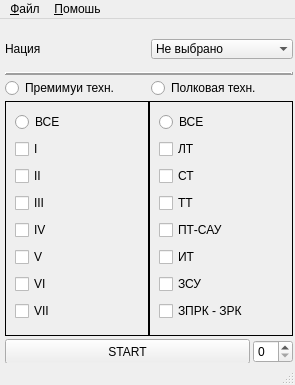
First picture: the form in test2/UI/test228.ui, repository xskak228/PythonProjects, before the edit.
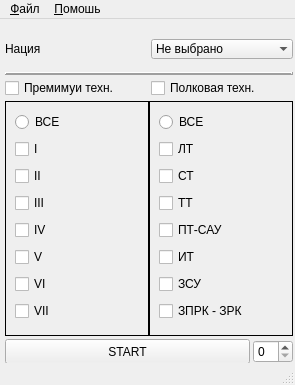
Second picture: the form after the edit.

```diff
--- a/test2/UI/test228.ui
+++ b/test2/UI/test228.ui
@@ -14,7 +14,7 @@
    <string>MainWindow</string>
   </property>
   <widget class="QWidget" name="centralwidget">
-   <widget class="QWidget" name="">
+   <widget class="QWidget" name="layoutWidget">
     <property name="geometry">
      <rect>
       <x>5</x>
@@ -114,7 +114,7 @@
      <item>
       <layout class="QHBoxLayout" name="horizontalLayout_4">
        <item>
-        <widget class="QRadioButton" name="radioButton_3">
+        <widget class="QCheckBox" name="checkBox_3">
          <property name="text">
           <string>Премимуи техн.</string>
          </property>
@@ -124,7 +124,7 @@
         </widget>
        </item>
        <item>
-        <widget class="QRadioButton" name="radioButton_4">
+        <widget class="QCheckBox" name="checkBox_4">
          <property name="text">
           <string>Полковая техн.</string>
          </property>
```
